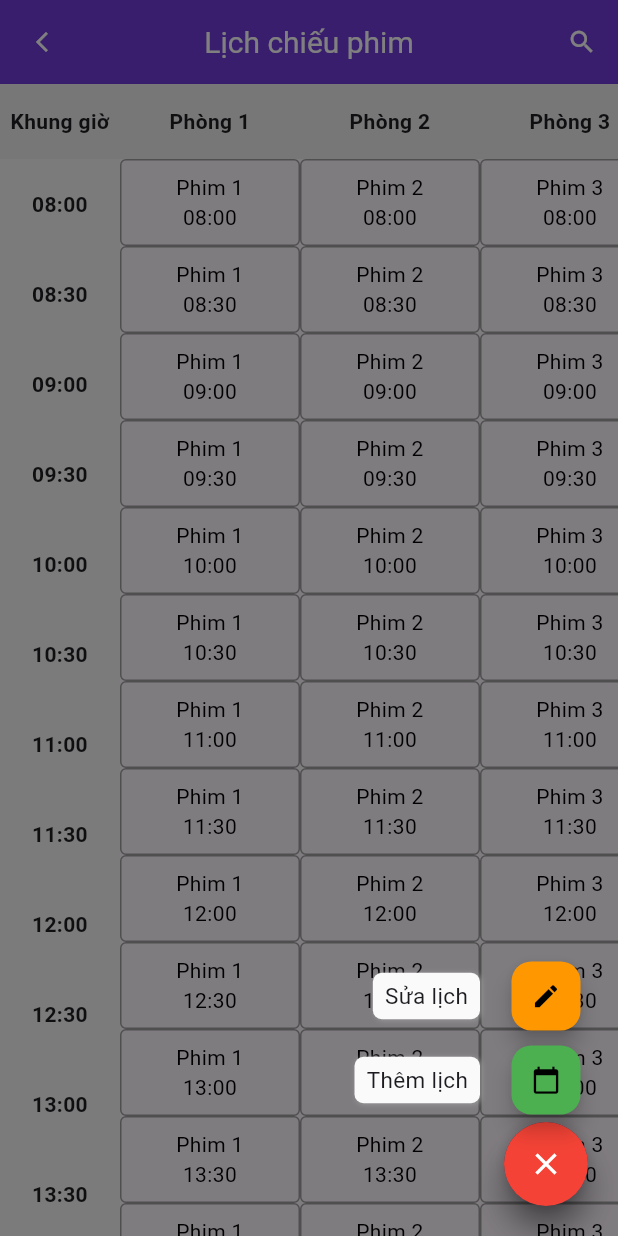
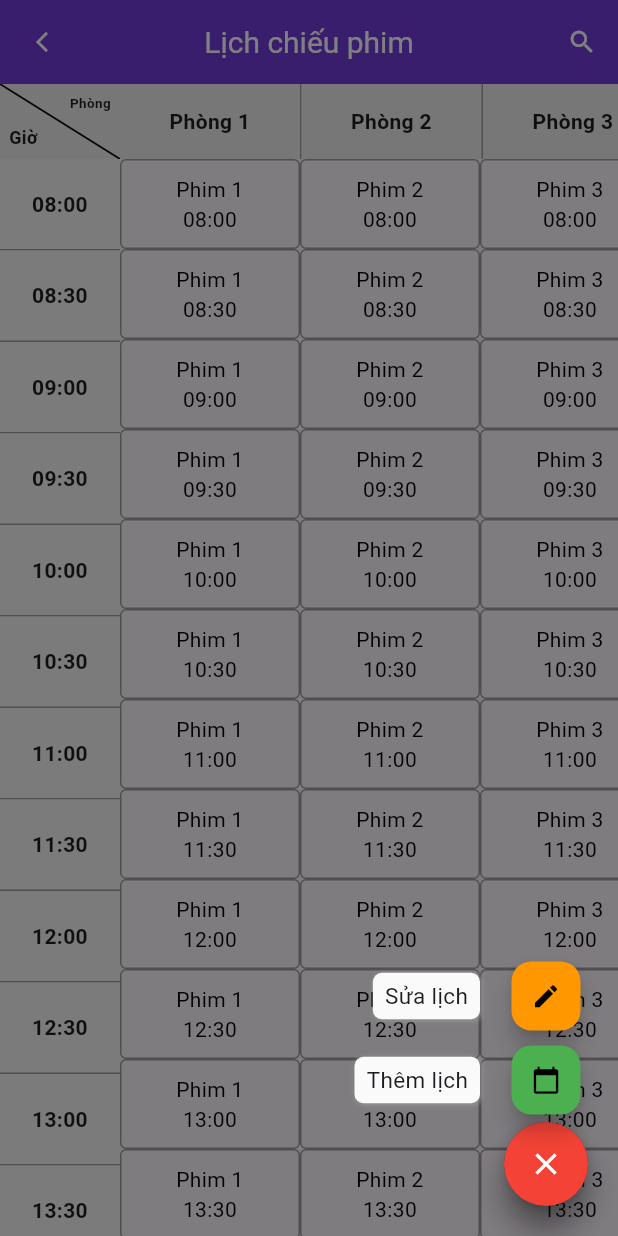
Before and after one commit to Minhduc1122003/APP_MOVIE_TICKET, a Flutter app: the screen it shows after launch, after a tap on the "add" icon, on a phone screen of 412 x 824 dp. Run offline on Flutter 3.47's test engine with Material 3 defaults, Android fonts, the phone set to English and light mode, and no system bars; drawn by our look-alikes of auto_size_text, flutter_speed_dial; our stand-ins replace bloc, curved_navigation_bar, diacritic, equatable, firebase_auth, flutter_bloc and 6 more; missing offline and left inert: network_info_plus, throttling; accounts and stored records are empty.

Commit message:
update lich chieu phim

```diff
--- a/lib/main.dart
+++ b/lib/main.dart
@@ -44,6 +44,7 @@ class _MyAppState extends State<MyApp> {
         child: MaterialApp(
           debugShowCheckedModeBanner: false,
           builder: EasyLoading.init(),
+          //home: HomePage(),
           home: ShowtimeManagerPage(),
         ));
   }
--- a/lib/pages/manager_page/showtime_manager_page/showtime_manager_page.dart
+++ b/lib/pages/manager_page/showtime_manager_page/showtime_manager_page.dart
@@ -1,3 +1,4 @@
+import 'package:auto_size_text/auto_size_text.dart';
 import 'package:flutter/material.dart';
 import 'package:flutter_speed_dial/flutter_speed_dial.dart';
 
@@ -29,6 +30,9 @@ class _ShowtimeManagerPageState extends State<ShowtimeManagerPage> {
   FocusNode _focusNode = FocusNode();
   String _searchTerm = '';
 
+  bool _isVerticalSyncing = false;
+  bool _isHorizontalSyncing = false;
+
   @override
   void initState() {
     super.initState();
@@ -37,29 +41,42 @@ class _ShowtimeManagerPageState extends State<ShowtimeManagerPage> {
 
     // Vertical scroll synchronization
     _verticalController1.addListener(() {
+      if (_isVerticalSyncing) return;
+      _isVerticalSyncing = true;
       if (_verticalController2.hasClients) {
         _verticalController2.jumpTo(_verticalController1.offset);
       }
+      _isVerticalSyncing = false;
     });
+
     _verticalController2.addListener(() {
+      if (_isVerticalSyncing) return;
+      _isVerticalSyncing = true;
       if (_verticalController1.hasClients) {
         _verticalController1.jumpTo(_verticalController2.offset);
       }
+      _isVerticalSyncing = false;
     });
 
     // Horizontal scroll synchronization
     _headerHorizontalController.addListener(() {
+      if (_isHorizontalSyncing) return;
+      _isHorizontalSyncing = true;
       if (_showtimeHorizontalController.hasClients) {
         _showtimeHorizontalController
             .jumpTo(_headerHorizontalController.offset);
       }
+      _isHorizontalSyncing = false;
     });
 
     _showtimeHorizontalController.addListener(() {
+      if (_isHorizontalSyncing) return;
+      _isHorizontalSyncing = true;
       if (_headerHorizontalController.hasClients) {
         _headerHorizontalController
             .jumpTo(_showtimeHorizontalController.offset);
       }
+      _isHorizontalSyncing = false;
     });
   }
 
@@ -184,9 +201,6 @@ class _ShowtimeManagerPageState extends State<ShowtimeManagerPage> {
           SafeArea(
             child: Column(
               children: [
-                Expanded(
-                  child: Column(
-                    children: [
                 SizedBox(
                   height: 50,
                   child: Row(
@@ -207,9 +221,6 @@ class _ShowtimeManagerPageState extends State<ShowtimeManagerPage> {
                       ),
                       Expanded(
                         child: _buildShowtimeGrid(),
-                            ),
-                          ],
-                        ),
                       ),
                     ],
                   ),
@@ -250,7 +261,7 @@ class _ShowtimeManagerPageState extends State<ShowtimeManagerPage> {
                     backgroundColor: Colors.orange,
                     label: 'Sửa lịch',
                     labelStyle: TextStyle(fontSize: 15.0),
-                    onTap: () => print('Sửa lịch'),
+                    onTap: () => print('Sửa '),
                   ),
                 ],
               ),
@@ -292,13 +303,45 @@ class _ShowtimeManagerPageState extends State<ShowtimeManagerPage> {
   Widget _buildTimeSlotHeader() {
     return Container(
       width: 80,
+      height: 60, // Set a fixed height for the header
       color: Colors.grey[200],
-      padding: const EdgeInsets.all(6.0),
-      alignment: Alignment.center,
-      child: const Text(
-        'Khung giờ',
+      child: CustomPaint(
+        painter: DiagonalPainter(),
+        child: const Padding(
+          padding: EdgeInsets.all(6.0),
+          child: Stack(
+            children: [
+              Align(
+                alignment: Alignment.bottomLeft,
+                child: SizedBox(
+                  width: 30, // Set the maximum width for the text
+                  child: AutoSizeText(
+                    'Giờ',
                     style: TextStyle(fontWeight: FontWeight.bold),
-        textAlign: TextAlign.center,
+                    textAlign: TextAlign.left,
+                    maxLines: 1,
+                    maxFontSize: 12,
+                    minFontSize: 1,
+                  ),
+                ),
+              ),
+              Align(
+                alignment: Alignment.topRight,
+                child: SizedBox(
+                  width: 30, // Set the maximum width for the text
+                  child: AutoSizeText(
+                    'Phòng',
+                    style: TextStyle(fontWeight: FontWeight.bold),
+                    textAlign: TextAlign.right,
+                    maxLines: 1,
+                    maxFontSize: 12,
+                    minFontSize: 1,
+                  ),
+                ),
+              ),
+            ],
+          ),
+        ),
       ),
     );
   }
@@ -309,8 +352,11 @@ class _ShowtimeManagerPageState extends State<ShowtimeManagerPage> {
       controller: _headerHorizontalController,
       child: Row(
         children: cinemas.map((cinema) {
-          return Container(
-            width: 120,
+          return Row(
+            children: [
+              Container(
+                width:
+                    120, // Ensure this width matches the showtime grid item width
                 color: Colors.grey[200],
                 padding: const EdgeInsets.all(8.0),
                 alignment: Alignment.center,
@@ -319,6 +365,15 @@ class _ShowtimeManagerPageState extends State<ShowtimeManagerPage> {
                   style: const TextStyle(fontWeight: FontWeight.bold),
                   textAlign: TextAlign.center,
                 ),
+              ),
+              // Add a vertical divider only if it's not the last item
+              if (cinema != cinemas.last)
+                VerticalDivider(
+                  width: 1,
+                  color: Colors.grey,
+                  thickness: 1, // Ensure the thickness is consistent
+                ),
+            ],
           );
         }).toList(),
       ),
@@ -330,7 +385,9 @@ class _ShowtimeManagerPageState extends State<ShowtimeManagerPage> {
       controller: _verticalController1,
       child: Column(
         children: timeSlots.map((timeSlot) {
-          return Container(
+          return Column(
+            children: [
+              Container(
                 height: 60,
                 color: Colors.grey[100],
                 padding: const EdgeInsets.all(8.0),
@@ -340,6 +397,9 @@ class _ShowtimeManagerPageState extends State<ShowtimeManagerPage> {
                   style: const TextStyle(fontWeight: FontWeight.bold),
                   textAlign: TextAlign.center,
                 ),
+              ),
+              Divider(height: 1, color: Colors.grey), // Add divider here
+            ],
           );
         }).toList(),
       ),
@@ -347,22 +407,24 @@ class _ShowtimeManagerPageState extends State<ShowtimeManagerPage> {
   }
 
   Widget _buildShowtimeGrid() {
-    return SingleChildScrollView(
-      controller: _showtimeHorizontalController,
-      scrollDirection: Axis.horizontal,
-      child: SingleChildScrollView(
-        controller: _verticalController2,
+    return InteractiveViewer(
+      constrained: false,
+      scaleEnabled: false, // Disable scaling if you only want to allow panning
       child: Column(
         children: _filteredShowtimes().map((row) {
           return Row(
             children: row.map((showtime) {
               return Container(
-                  width: 120,
+                width:
+                    120, // Ensure this width matches the header row item width
+                height: 60,
                 padding: const EdgeInsets.all(8.0),
                 alignment: Alignment.center,
-                  child: Text(showtime,
+                child: Text(
+                  showtime,
                   textAlign: TextAlign.center,
-                      style: const TextStyle(color: Colors.black)),
+                  style: const TextStyle(color: Colors.black),
+                ),
                 decoration: BoxDecoration(
                   border: Border.all(color: Colors.grey),
                   borderRadius: BorderRadius.circular(4),
@@ -372,7 +434,22 @@ class _ShowtimeManagerPageState extends State<ShowtimeManagerPage> {
           );
         }).toList(),
       ),
-      ),
     );
   }
 }
+
+class DiagonalPainter extends CustomPainter {
+  @override
+  void paint(Canvas canvas, Size size) {
+    final paint = Paint()
+      ..color = Colors.black
+      ..strokeWidth = 1.0;
+
+    canvas.drawLine(Offset(0, 0), Offset(size.width, size.height), paint);
+  }
+
+  @override
+  bool shouldRepaint(CustomPainter oldDelegate) {
+    return false;
+  }
+}
```
Lines whose indentation alone changed are shown as unchanged.
